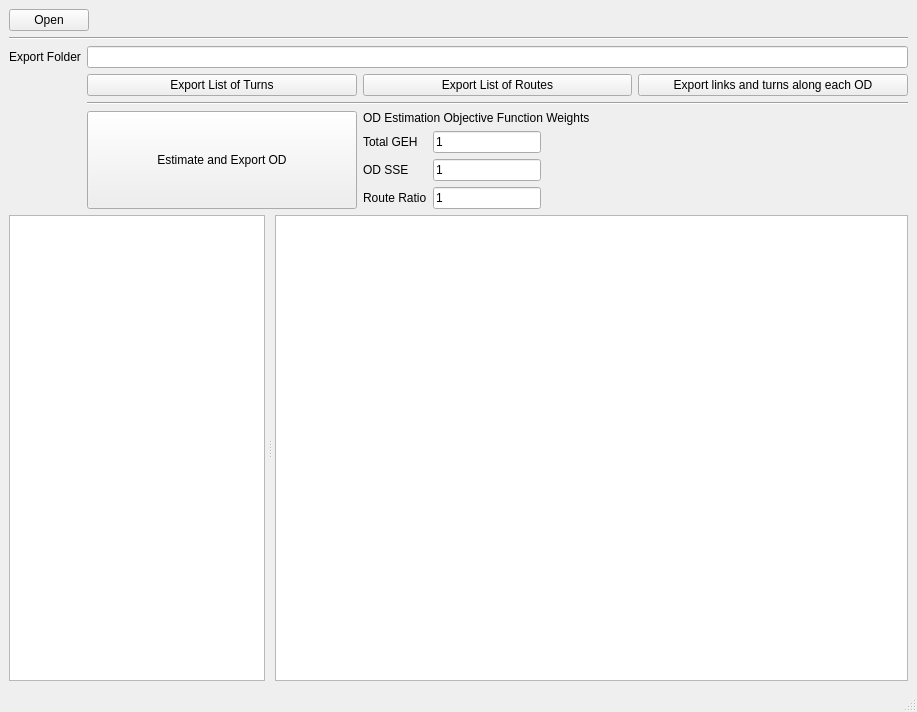
First picture: the form in jodeln/gui/mainwindow.ui, repository mdeamico/jodeln, before the edit.
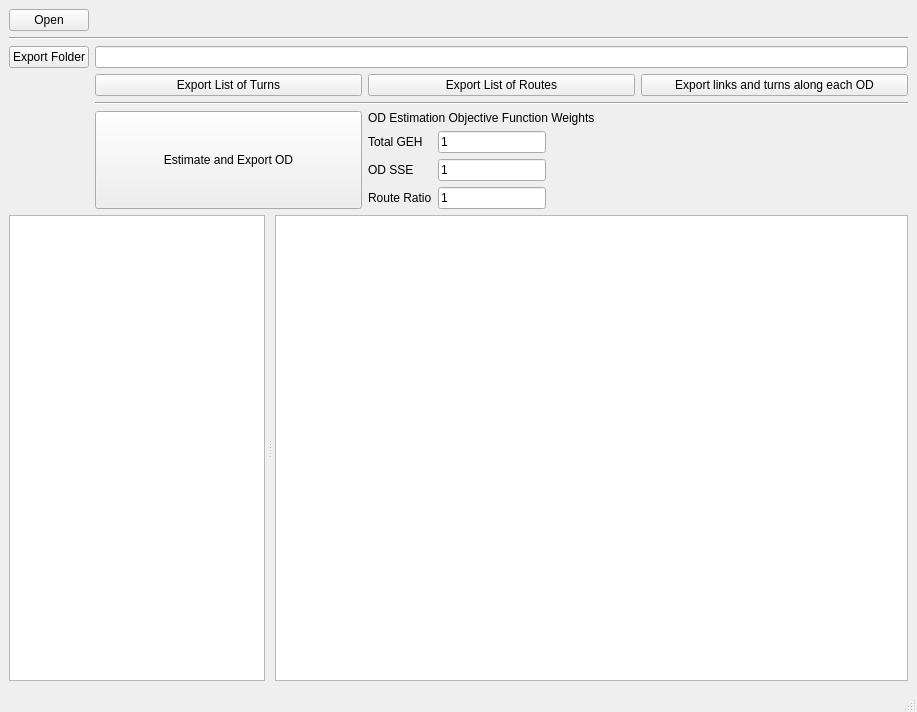
Second picture: the form after the edit. Custom widgets are drawn as their Qt base class.

Commit message: Implement export folder button (#19)

The edit to the form file:
```diff
--- a/jodeln/gui/mainwindow.ui
+++ b/jodeln/gui/mainwindow.ui
@@ -80,17 +80,10 @@
       <property name="verticalSpacing">
        <number>6</number>
       </property>
-      <item row="0" column="0">
-       <widget class="QLabel" name="label_6">
-        <property name="text">
-         <string>Export Folder</string>
-        </property>
-       </widget>
-      </item>
-      <item row="0" column="1">
-       <widget class="QLineEdit" name="leExportFolder"/>
-      </item>
       <item row="1" column="1">
+       <widget class="QLineEdit" name="leExportFolder"/>
+      </item>
+      <item row="2" column="1">
        <layout class="QGridLayout" name="gridLayout">
         <item row="1" column="0">
          <widget class="QPushButton" name="pbExportTurns">
@@ -212,6 +205,13 @@
         </item>
        </layout>
       </item>
+      <item row="1" column="0">
+       <widget class="QPushButton" name="pbExportFolder">
+        <property name="text">
+         <string>Export Folder</string>
+        </property>
+       </widget>
+      </item>
      </layout>
     </item>
     <item>
```
The commit also changes 2 other files.
